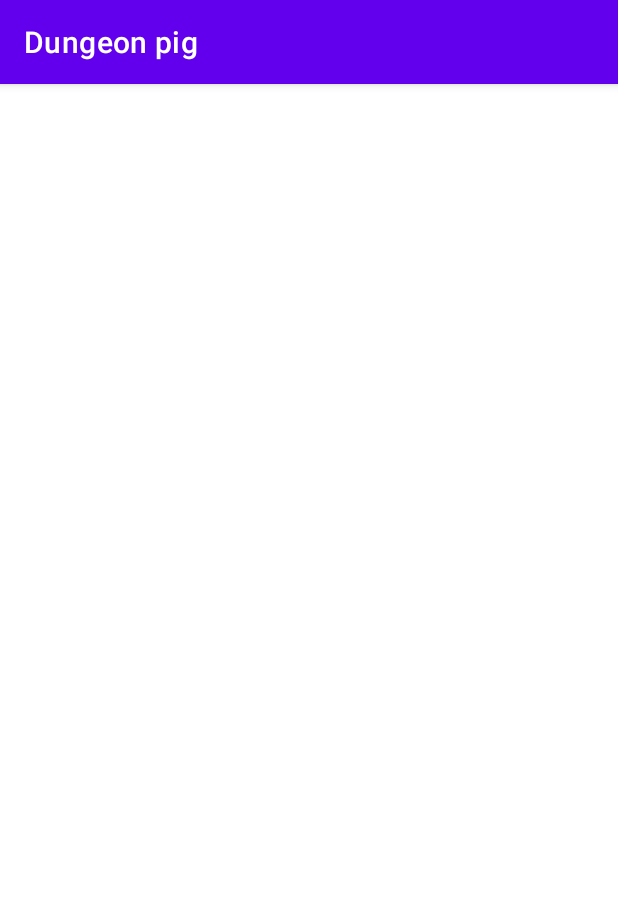
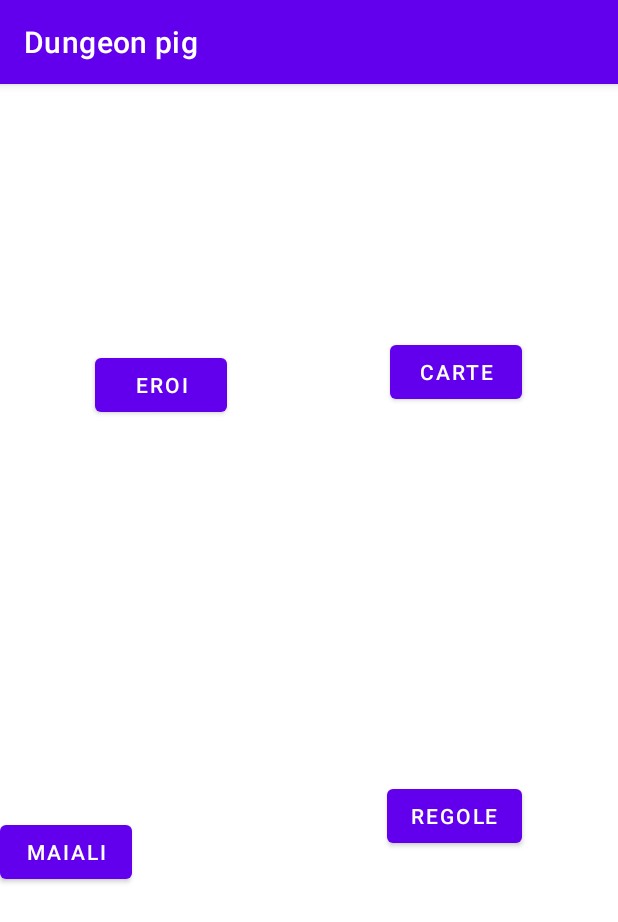
Before and after one commit to riccardoserraglia/Dungeon-pig, an Android app: the principale screen opened directly, with no data from a screen before it, on a phone screen of 412 x 824 dp. Shown: the top 922 px of the screen. Run offline under Robolectric (Android 15) with nearby library versions, the phone set to English and light mode, and no system bars.

Commit message:
second activity layout

```diff
--- a/app/src/main/java/com/dungeonpig/principale.kt
+++ b/app/src/main/java/com/dungeonpig/principale.kt
@@ -1,11 +1,32 @@
 package com.dungeonpig
 
+import android.content.Intent
 import androidx.appcompat.app.AppCompatActivity
 import android.os.Bundle
+import android.widget.Button
 
 class principale : AppCompatActivity() {
     override fun onCreate(savedInstanceState: Bundle?) {
         super.onCreate(savedInstanceState)
         setContentView(R.layout.activity_principale)
+        val button1= findViewById<Button>(R.id.Personaggi)
+        button1.setOnClickListener{
+            val intent = Intent(this, Personaggi::class.java)
+            startActivity(intent)}
+
+        val button2= findViewById<Button>(R.id.Regole)
+        button2.setOnClickListener{
+                val intent = Intent(this, Regole::class.java)
+                startActivity(intent)}
+
+        val button3= findViewById<Button>(R.id.Carte)
+            button3.setOnClickListener{
+                val intent = Intent(this, Carte::class.java)
+                startActivity(intent)}
+
+        val button4= findViewById<Button>(R.id.Maiali)
+            button4.setOnClickListener{
+                    val intent = Intent(this, Maiali::class.java)
+                    startActivity(intent)}
     }
 }
--- a/app/src/main/res/layout/activity_principale.xml
+++ b/app/src/main/res/layout/activity_principale.xml
@@ -6,4 +6,47 @@
     android:layout_height="match_parent"
     tools:context=".principale">
 
+    <Button
+        android:id="@+id/Regole"
+        android:layout_width="wrap_content"
+        android:layout_height="wrap_content"
+        android:layout_marginTop="248dp"
+        android:layout_marginEnd="64dp"
+        android:text="Regole"
+        app:layout_constraintEnd_toEndOf="parent"
+        app:layout_constraintTop_toBottomOf="@+id/Carte" />
+
+    <Button
+        android:id="@+id/Personaggi"
+        android:layout_width="wrap_content"
+        android:layout_height="wrap_content"
+        android:text="EROI"
+        app:layout_constraintBottom_toBottomOf="parent"
+        app:layout_constraintEnd_toStartOf="@+id/Carte"
+        app:layout_constraintHorizontal_bias="0.368"
+        app:layout_constraintStart_toStartOf="parent"
+        app:layout_constraintTop_toTopOf="parent"
+        app:layout_constraintVertical_bias="0.245" />
+
+    <Button
+        android:id="@+id/Carte"
+        android:layout_width="wrap_content"
+        android:layout_height="wrap_content"
+        android:layout_marginTop="168dp"
+        android:layout_marginEnd="64dp"
+        android:text="CARTE"
+        app:layout_constraintEnd_toEndOf="parent"
+        app:layout_constraintTop_toTopOf="parent" />
+
+    <Button
+        android:id="@+id/Maiali"
+        android:layout_width="wrap_content"
+        android:layout_height="wrap_content"
+        android:text="Maiali"
+        app:layout_constraintBottom_toBottomOf="parent"
+        app:layout_constraintTop_toBottomOf="@+id/Personaggi"
+        app:layout_constraintVertical_bias="0.531"
+        tools:layout_editor_absoluteX="63dp" />
+
+
 </androidx.constraintlayout.widget.ConstraintLayout>
```
Also changed, not shown: app/src/main/AndroidManifest.xml (+12 -0 lines), app/src/main/java/com/dungeonpig/Carte.kt (added, +11 -0 lines), app/src/main/java/com/dungeonpig/Maiali.kt (added, +11 -0 lines), app/src/main/java/com/dungeonpig/Personaggi.kt (added, +11 -0 lines), app/src/main/java/com/dungeonpig/Regole.kt (added, +11 -0 lines), app/src/main/res/layout/activity_carte.xml (added, +9 -0 lines), app/src/main/res/layout/activity_maiali.xml (added, +9 -0 lines), app/src/main/res/layout/activity_personaggi.xml (added, +9 -0 lines), app/src/main/res/layout/activity_regole.xml (added, +9 -0 lines), app/src/main/res/drawable/eroi.png (added).
